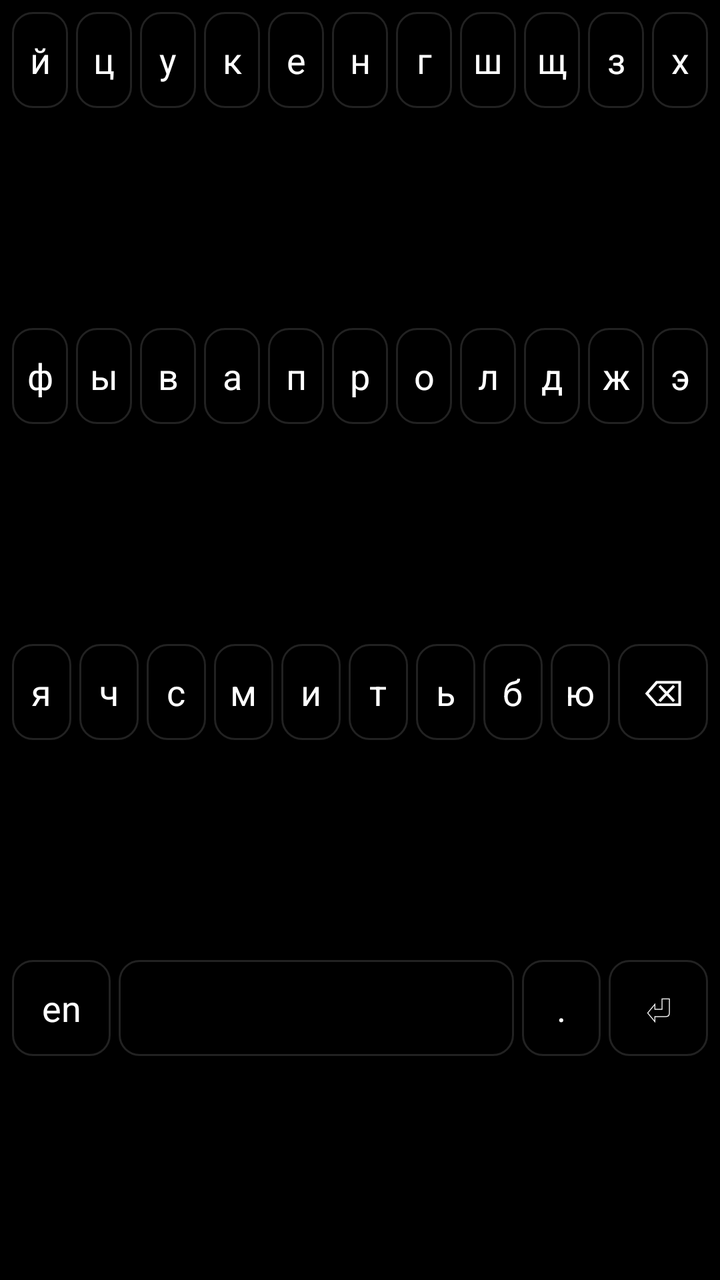
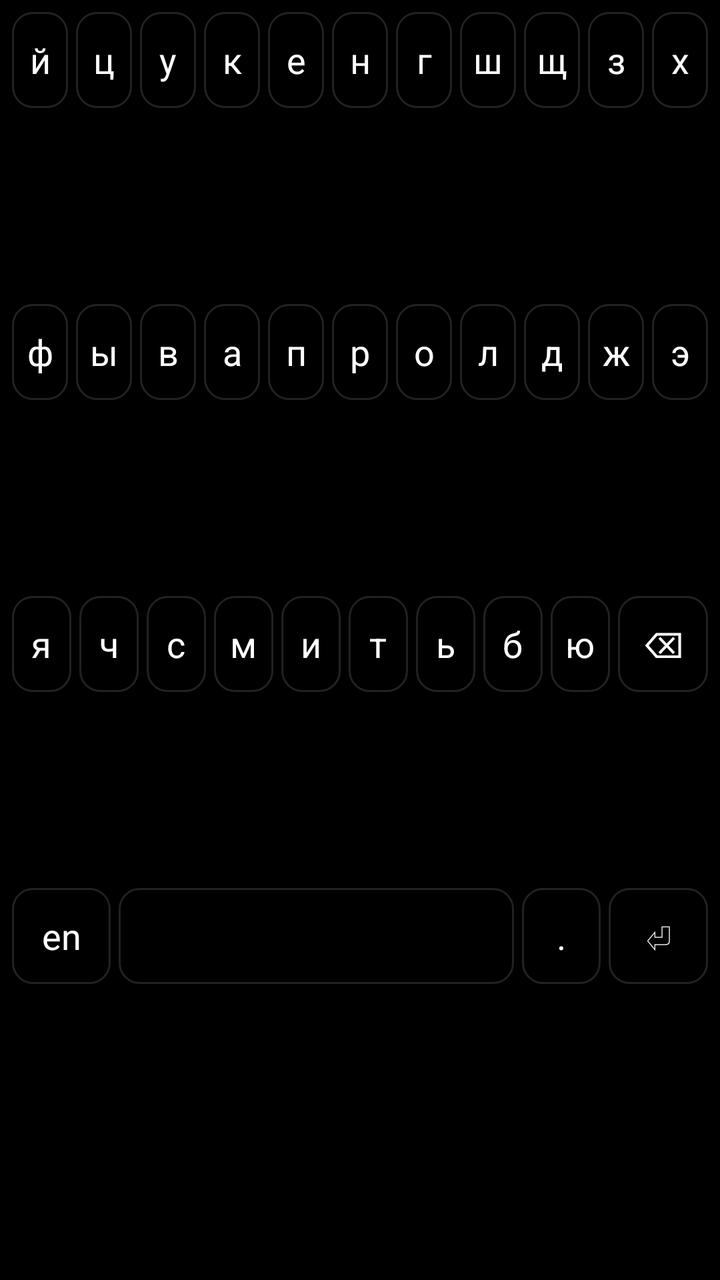

Compare the two renders of this Android layout. The source of the first and the diff that turns it into the second are given below.
<!-- AndroidManifest.xml: application theme Theme.GoyKeyboard -->
<!-- res/layout/keyboard_layout_ru.xml -->
<?xml version="1.0" encoding="utf-8"?>
<LinearLayout xmlns:android="http://schemas.android.com/apk/res/android"
    android:id="@+id/keys_container"
    android:layout_width="match_parent"
    android:layout_height="match_parent"
    android:orientation="vertical"
    android:padding="4dp"
    android:background="#000000">

    
    <LinearLayout
        android:layout_width="match_parent"
        android:layout_height="0dp"
        android:layout_weight="1"
        android:orientation="horizontal">
        <TextView style="@style/KeyStyle" android:text="й"/>
        <TextView style="@style/KeyStyle" android:text="ц"/>
        <TextView style="@style/KeyStyle" android:text="у"/>
        <TextView style="@style/KeyStyle" android:text="к"/>
        <TextView style="@style/KeyStyle" android:text="е"/>
        <TextView style="@style/KeyStyle" android:text="н"/>
        <TextView style="@style/KeyStyle" android:text="г"/>
        <TextView style="@style/KeyStyle" android:text="ш"/>
        <TextView style="@style/KeyStyle" android:text="щ"/>
        <TextView style="@style/KeyStyle" android:text="з"/>
        <TextView style="@style/KeyStyle" android:text="х"/>
    </LinearLayout>

    
    <LinearLayout
        android:layout_width="match_parent"
        android:layout_height="0dp"
        android:layout_weight="1"
        android:orientation="horizontal">
        <TextView style="@style/KeyStyle" android:text="ф"/>
        <TextView style="@style/KeyStyle" android:text="ы"/>
        <TextView style="@style/KeyStyle" android:text="в"/>
        <TextView style="@style/KeyStyle" android:text="а"/>
        <TextView style="@style/KeyStyle" android:text="п"/>
        <TextView style="@style/KeyStyle" android:text="р"/>
        <TextView style="@style/KeyStyle" android:text="о"/>
        <TextView style="@style/KeyStyle" android:text="л"/>
        <TextView style="@style/KeyStyle" android:text="д"/>
        <TextView style="@style/KeyStyle" android:text="ж"/>
        <TextView style="@style/KeyStyle" android:text="э"/>
    </LinearLayout>

    
    <LinearLayout
        android:layout_width="match_parent"
        android:layout_height="0dp"
        android:layout_weight="1"
        android:orientation="horizontal">
        <TextView style="@style/KeyStyle" android:text="я"/>
        <TextView style="@style/KeyStyle" android:text="ч"/>
        <TextView style="@style/KeyStyle" android:text="с"/>
        <TextView style="@style/KeyStyle" android:text="м"/>
        <TextView style="@style/KeyStyle" android:text="и"/>
        <TextView style="@style/KeyStyle" android:text="т"/>
        <TextView style="@style/KeyStyle" android:text="ь"/>
        <TextView style="@style/KeyStyle" android:text="б"/>
        <TextView style="@style/KeyStyle" android:text="ю"/>

        <TextView
            style="@style/KeyStyle"
            android:layout_weight="1.5"
            android:text="@string/key_delete"/>
    </LinearLayout>

    
    <LinearLayout
        android:layout_width="match_parent"
        android:layout_height="0dp"
        android:layout_weight="1"
        android:orientation="horizontal">
        <TextView
            style="@style/KeyStyle"
            android:layout_weight="1.5"
            android:text="en"/>
        <TextView
            style="@style/KeyStyle"
            android:layout_weight="6"
            android:text=" "/>
        <TextView
            style="@style/KeyStyle"
            android:layout_weight="1.2"
            android:text="."/>
        <TextView
            style="@style/KeyStyle"
            android:layout_weight="1.5"
            android:text="@string/key_enter"/>
    </LinearLayout>
</LinearLayout>
<!-- resources referenced by this layout -->
<resources>
  <string name="key_delete">⌫</string>
  <string name="key_enter">⏎</string>
  <style name="KeyStyle">
          <item name="android:layout_width">0dp</item>
          <item name="android:layout_height">48dp</item>
          <item name="android:layout_weight">1</item>
  
          <item name="android:gravity">center</item>
  
          <item name="android:textColor">#FFFFFF</item>
          <item name="android:textSize">18sp</item>
  
          <item name="android:background">@drawable/key_bg</item>
  
          <item name="android:layout_margin">2dp</item>
      </style>
  <style name="Theme.GoyKeyboard" parent="Theme.MaterialComponents.DayNight.DarkActionBar">
          
          <item name="colorPrimary">@color/purple_500</item>
          <item name="colorPrimaryVariant">@color/purple_700</item>
          <item name="colorOnPrimary">@color/white</item>
          
          <item name="colorSecondary">@color/teal_200</item>
          <item name="colorSecondaryVariant">@color/teal_700</item>
          <item name="colorOnSecondary">@color/black</item>
          
          <item name="android:statusBarColor">?attr/colorPrimaryVariant</item>
          
      </style>
  <!-- drawable key_bg (drawable) -->
  <?xml version="1.0" encoding="utf-8"?>
  <selector xmlns:android="http://schemas.android.com/apk/res/android">
  
      <item android:state_pressed="true">
          <shape>
              <solid android:color="#111111"/>
              <corners android:radius="10dp"/>
          </shape>
      </item>
  
      <item>
          <shape>
              <solid android:color="#000000"/>
              <corners android:radius="10dp"/>
              <stroke android:width="1dp" android:color="#222222"/>
          </shape>
      </item>
  
  </selector>
  <color name="purple_500">#FF6200EE</color>
  <color name="purple_700">#FF3700B3</color>
  <color name="white">#FFFFFFFF</color>
  <color name="teal_200">#FF03DAC5</color>
  <color name="teal_700">#FF018786</color>
  <color name="black">#FF000000</color>
</resources>

<!-- the commit's change to res/layout/keyboard_layout_ru.xml (unified diff, before → after) -->
@@ -90,4 +90,8 @@
             android:layout_weight="1.5"
             android:text="@string/key_enter"/>
     </LinearLayout>
+    <View
+        android:layout_width="match_parent"
+        android:layout_height="48dp"/>
+
 </LinearLayout>
